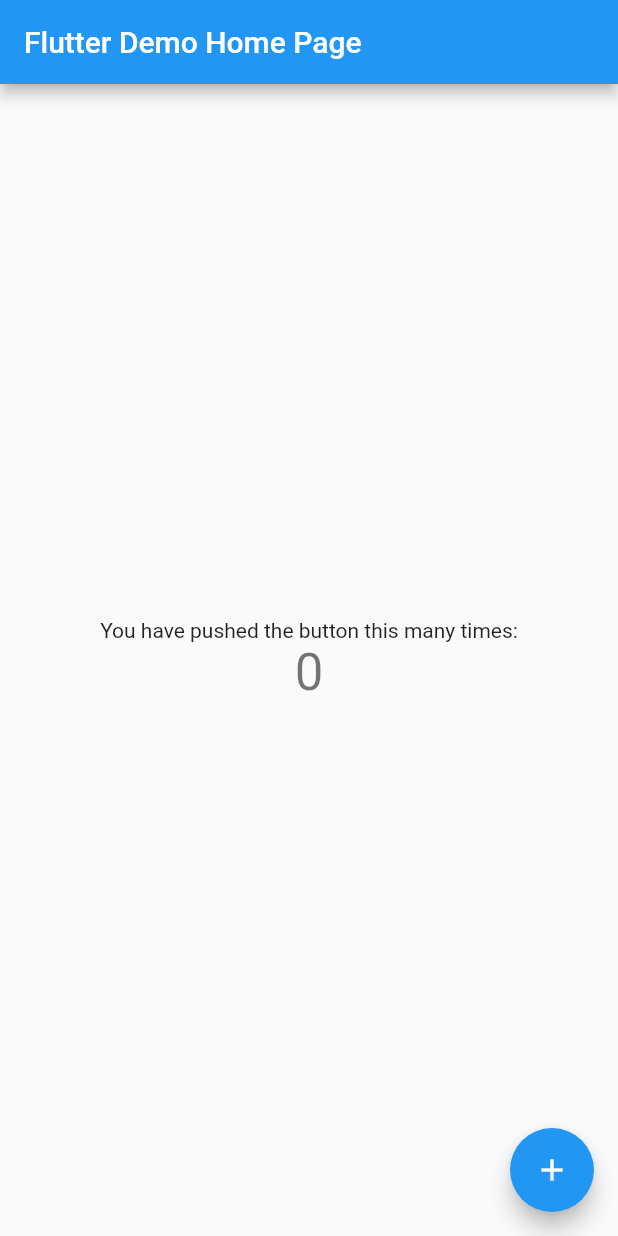
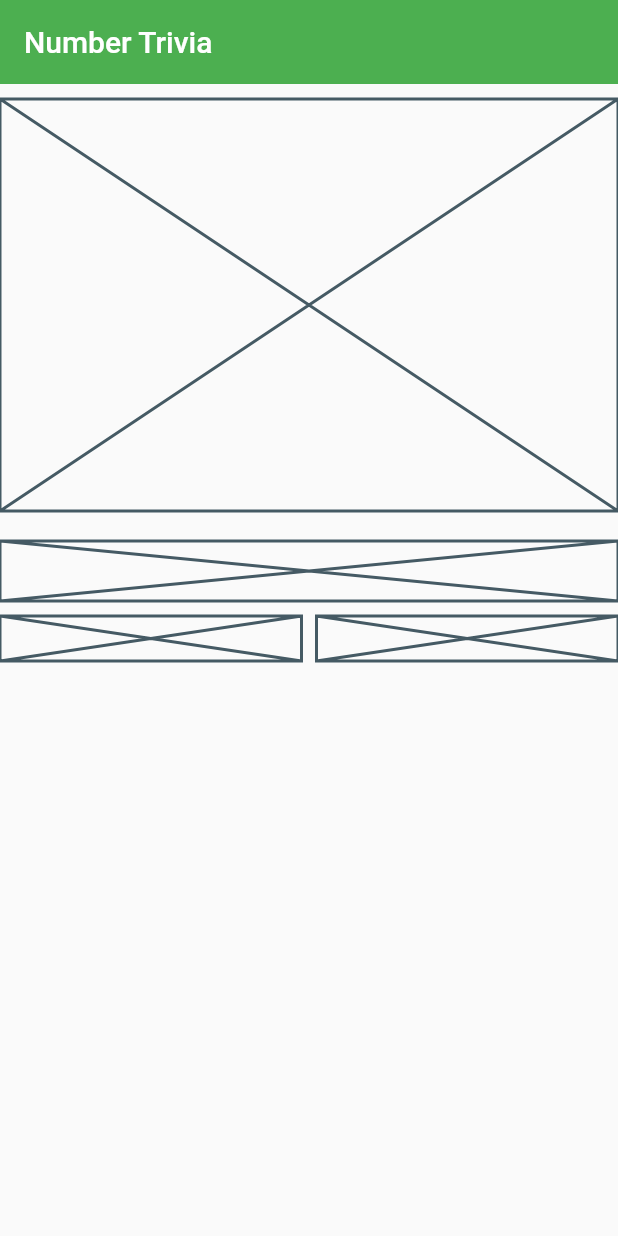
Before and after one commit to larinuness/flutter-clean-arch, a Flutter app: the screen it shows after launch, on a phone screen of 412 x 824 dp. Run offline on Flutter 3.47's test engine with Material 2 defaults, Android fonts, the phone set to English and light mode, and no system bars; our stand-ins replace bloc, dartz, equatable, flutter_bloc, get_it, internet_connection_checker and 1 more.

Commit message:
implementing ui

```diff
--- /dev/null
+++ b/flutter_clean_arch/lib/features/number_trivia/presentation/pages/number_trivia_page.dart
@@ -0,0 +1,64 @@
+import 'package:flutter/material.dart';
+import 'package:flutter_bloc/flutter_bloc.dart';
+import 'package:flutter_clean_arch/features/number_trivia/presentation/bloc/number_trivia_bloc.dart';
+import 'package:flutter_clean_arch/injection_container.dart';
+
+class NumberTriviaPage extends StatelessWidget {
+  const NumberTriviaPage({Key? key}) : super(key: key);
+
+  @override
+  Widget build(BuildContext context) {
+    return Scaffold(
+      appBar: AppBar(
+        title: const Text('Number Trivia'),
+        elevation: 0,
+      ),
+      body: buildBody(context),
+    );
+  }
+
+  BlocProvider<NumberTriviaBloc> buildBody(BuildContext context) {
+    return BlocProvider(
+      create: (_) => sl<NumberTriviaBloc>(),
+      child: Column(
+        children: [
+          const SizedBox(height: 10),
+          //Top half
+          SizedBox(
+            height: MediaQuery.of(context).size.height / 3,
+            child: const Placeholder(),
+          ),
+          const SizedBox(height: 20),
+          // Bottom half
+          Column(
+            children: [
+              const Placeholder(
+                fallbackHeight: 40,
+              ),
+              const SizedBox(
+                height: 10,
+              ),
+              Row(
+                children: const [
+                  Expanded(
+                    child: Placeholder(
+                      fallbackHeight: 30,
+                    ),
+                  ),
+                  SizedBox(
+                    width: 10,
+                  ),
+                  Expanded(
+                    child: Placeholder(
+                      fallbackHeight: 30,
+                    ),
+                  ),
+                ],
+              )
+            ],
+          )
+        ],
+      ),
+    );
+  }
+}
--- a/flutter_clean_arch/lib/injection_container.dart
+++ b/flutter_clean_arch/lib/injection_container.dart
@@ -1,8 +1,14 @@
-import 'package:flutter_clean_arch/features/number_trivia/data/repositories/number_trivia_repository_impl.dart';
-import 'package:flutter_clean_arch/features/number_trivia/domain/repositories/number_trivia_repository.dart';
 import 'package:get_it/get_it.dart';
+import 'package:http/http.dart';
+import 'package:internet_connection_checker/internet_connection_checker.dart';
+import 'package:shared_preferences/shared_preferences.dart';
 
+import 'core/network/network_info.dart';
 import 'core/util/input_converter.dart';
+import 'features/number_trivia/data/datasources/number_trivia_local_data_source.dart';
+import 'features/number_trivia/data/datasources/number_trivia_remote_data_source.dart';
+import 'features/number_trivia/data/repositories/number_trivia_repository_impl.dart';
+import 'features/number_trivia/domain/repositories/number_trivia_repository.dart';
 import 'features/number_trivia/domain/usecases/get_concrete_number_trivia.dart';
 import 'features/number_trivia/domain/usecases/get_random_number_trivia.dart';
 import 'features/number_trivia/presentation/bloc/number_trivia_bloc.dart';
@@ -10,7 +16,7 @@ import 'features/number_trivia/presentation/bloc/number_trivia_bloc.dart';
 //sl = ServiceLocator
 final sl = GetIt.instance;
 
-void init() {
+Future<void> init() async {
   // ----> Features <----
   /* Classes requiring cleanup (such as Blocs)
   shoudn't be registered as singletons */
@@ -37,9 +43,19 @@ void init() {
     ),
   );
 
+  //Data Sources
+  sl.registerLazySingleton<NumberTriviaRemoteDataSource>(
+      () => NumberTriviaRemoteDataSourceImpl(client: sl()));
+  sl.registerLazySingleton<NumberTriviaLocalDataSource>(
+      () => NumberTriviaLocalDataSourceImpl(sl()));
+
   // ----> Core <----
   sl.registerLazySingleton(() => InputConverter());
+  sl.registerLazySingleton<NetworkInfo>(() => NetworkInfoImpl(sl()));
+
   // ----> External <----
+  final sharedPreferences = await SharedPreferences.getInstance();
+  sl.registerLazySingleton<SharedPreferences>(() => sharedPreferences);
+  sl.registerLazySingleton(() => Client());
+  sl.registerLazySingleton(() => InternetConnectionChecker());
 }
-
-void initFeature() {}
--- a/flutter_clean_arch/lib/main.dart
+++ b/flutter_clean_arch/lib/main.dart
@@ -1,6 +1,10 @@
 import 'package:flutter/material.dart';
+import 'package:flutter_clean_arch/features/number_trivia/presentation/pages/number_trivia_page.dart';
+import 'injection_container.dart' as di;
 
-void main() {
+void main() async {
+  WidgetsFlutterBinding.ensureInitialized();
+  await di.init();
   runApp(const MyApp());
 }
 
@@ -10,58 +14,10 @@ class MyApp extends StatelessWidget {
   @override
   Widget build(BuildContext context) {
     return MaterialApp(
-      debugShowCheckedModeBanner: false,
-      theme: ThemeData(
-        primarySwatch: Colors.blue,
-      ),
-      home: const MyHomePage(title: 'Flutter Demo Home Page'),
-    );
+        debugShowCheckedModeBanner: false,
+        theme: ThemeData(
+          primarySwatch: Colors.green,
+        ),
+        home: const NumberTriviaPage());
   }
 }
-
-class MyHomePage extends StatefulWidget {
-  const MyHomePage({Key? key, required this.title}) : super(key: key);
-
-  final String title;
-
-  @override
-  State<MyHomePage> createState() => _MyHomePageState();
-}
-
-class _MyHomePageState extends State<MyHomePage> {
-  int _counter = 0;
-
-  void _incrementCounter() {
-    setState(() {
-      _counter++;
-    });
-  }
-
-  @override
-  Widget build(BuildContext context) {
-    return Scaffold(
-      appBar: AppBar(
-        title: Text(widget.title),
-      ),
-      body: Center(
-        child: Column(
-          mainAxisAlignment: MainAxisAlignment.center,
-          children: <Widget>[
-            const Text(
-              'You have pushed the button this many times:',
-            ),
-            Text(
-              '$_counter',
-              style: Theme.of(context).textTheme.headline4,
-            ),
-          ],
-        ),
-      ),
-      floatingActionButton: FloatingActionButton(
-        onPressed: _incrementCounter,
-        tooltip: 'Increment',
-        child: const Icon(Icons.add),
-      ),
-    );
-  }
-}
--- a/flutter_clean_arch/pubspec.yaml
+++ b/flutter_clean_arch/pubspec.yaml
@@ -18,6 +18,7 @@ dependencies:
     sdk: flutter
   flutter_bloc: ^8.0.1
   get_it: ^7.2.0
+  google_fonts: ^2.3.1
   http: ^0.13.4
   internet_connection_checker: ^0.0.1+3
   shared_preferences: ^2.0.13
```
Also changed, not shown: flutter_clean_arch/pubspec.lock.
